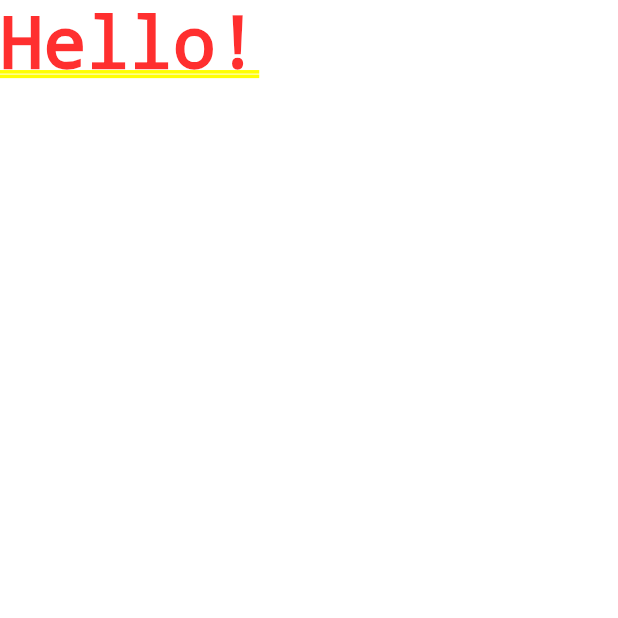
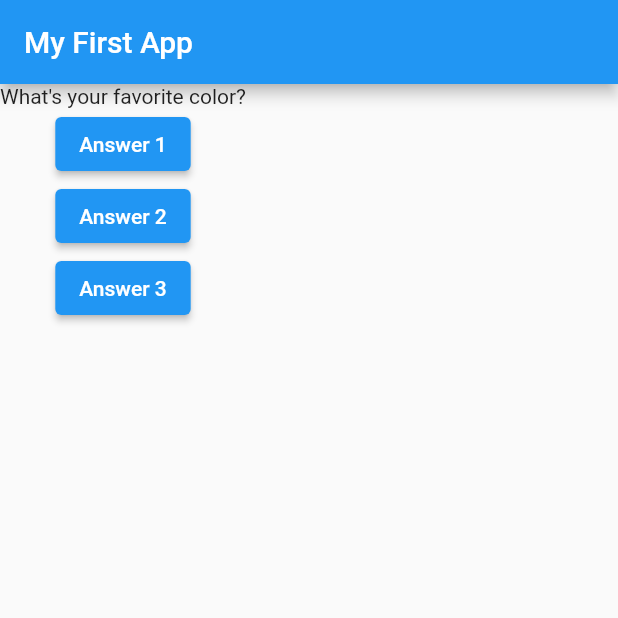
Before and after one commit to minsuhan1/flutter-dev, a Flutter app: the screen it shows after launch, on a phone screen of 412 x 824 dp, the top half of it. Run offline on Flutter 3.47's test engine with Material 2 defaults, Android fonts, the phone set to English and light mode, and no system bars.

Commit message:
Connecting Functions & Buttons, Anonymous functions, Stateless & Stateful Widgets

```diff
--- a/flutter_complete_guide/lib/main.dart
+++ b/flutter_complete_guide/lib/main.dart
@@ -8,9 +8,55 @@ import 'package:flutter/material.dart';
 void main() => runApp(MyApp());
 
 // Widget은 Object이다
-class MyApp extends StatelessWidget {
+class MyApp extends StatefulWidget {
+
+  @override
+  State<StatefulWidget> createState() {
+    // TODO: implement createState
+    return MyAppState();
+  }
+}
+
+class MyAppState extends State<MyApp> {
+  var questionIndex = 0;
+
+  void answerQuestion() {
+    setState(() {
+      questionIndex = questionIndex + 1;
+    });
+    print(questionIndex);
+  }
+
   @override
   Widget build(BuildContext context) {
-    return MaterialApp(home: Text('Hello!'),);
+    // list
+    var questions = [
+      'What\'s your favorite color?',
+      'What\'s your favorite animal?'
+    ];
+    return MaterialApp(
+      home: Scaffold(
+        appBar: AppBar(
+          title: Text('My First App'),
+        ),
+        body: Column(
+          // Invisible Widget
+          children: [
+            Text(questions[questionIndex]),
+            ElevatedButton(onPressed: answerQuestion, child: Text('Answer 1')),
+            ElevatedButton(
+                // Anonymous Function
+                onPressed: () => print('Answer 2 chosen!'),
+                child: Text('Answer 2')),
+            ElevatedButton(
+                onPressed: () {
+                  // Anonymous Function
+                  print('Answer 3 chosen!');
+                },
+                child: Text('Answer 3')),
+          ],
+        ),
+      ),
+    );
   }
-}
+} // Ctrl + Alt + L : auto code formatting
```
